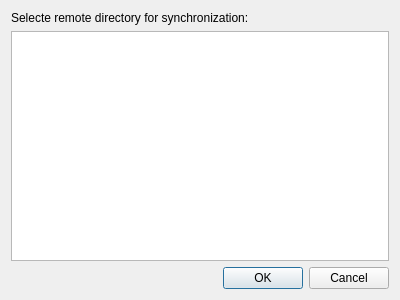
First picture: the form in src/plugins/netstoremanager/remotedirectoryselectdialog.ui, repository 0xd34df00d/leechcraft, before the edit.
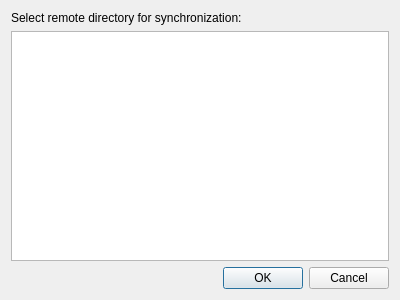
Second picture: the form after the edit.

```diff
--- a/src/plugins/netstoremanager/remotedirectoryselectdialog.ui
+++ b/src/plugins/netstoremanager/remotedirectoryselectdialog.ui
@@ -17,7 +17,7 @@
    <item row="0" column="0">
     <widget class="QLabel" name="label">
      <property name="text">
-      <string>Selecte remote directory for synchronization:</string>
+      <string>Select remote directory for synchronization:</string>
      </property>
     </widget>
    </item>
```
